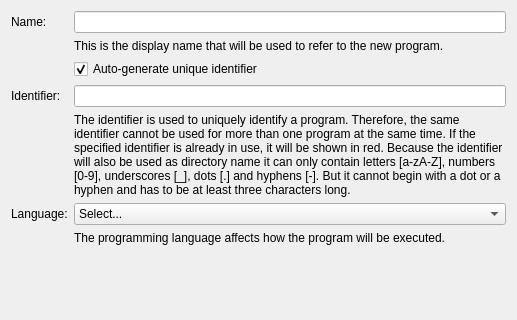
This is src/brickv/plugin_system/plugins/red/ui/program_page_general.ui in Tinkerforge/brickv as Qt 5 draws it before an edit; both pictures show x 0 to 517 and y 0 to 320 of the 517 by 524 pixel window. The edited form follows.
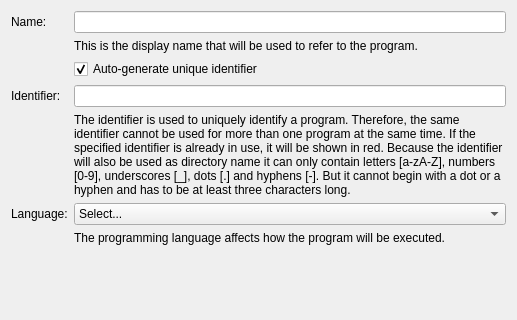
This is the edited form.

What changed in the file:
```diff
--- a/src/brickv/plugin_system/plugins/red/ui/program_page_general.ui
+++ b/src/brickv/plugin_system/plugins/red/ui/program_page_general.ui
@@ -124,7 +124,7 @@
      <item row="1" column="1">
       <widget class="QLabel" name="label_6">
        <property name="text">
-        <string>This is the display name that will be used to refer to the new program.</string>
+        <string>This is the display name that will be used to refer to the program.</string>
        </property>
        <property name="alignment">
         <set>Qt::AlignLeading|Qt::AlignLeft|Qt::AlignTop</set>
```
